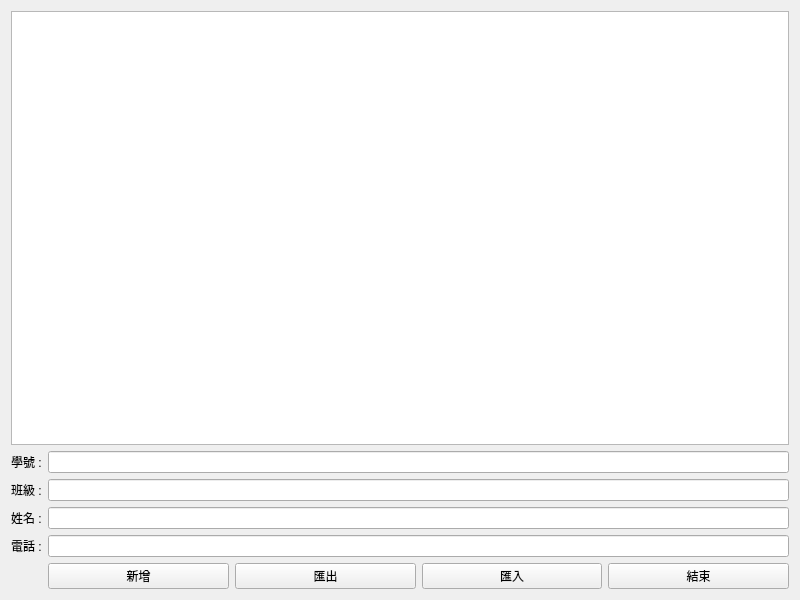
This is mywidget.ui in 41343112/Contact_book as Qt 5 draws it before an edit. The edited form follows.
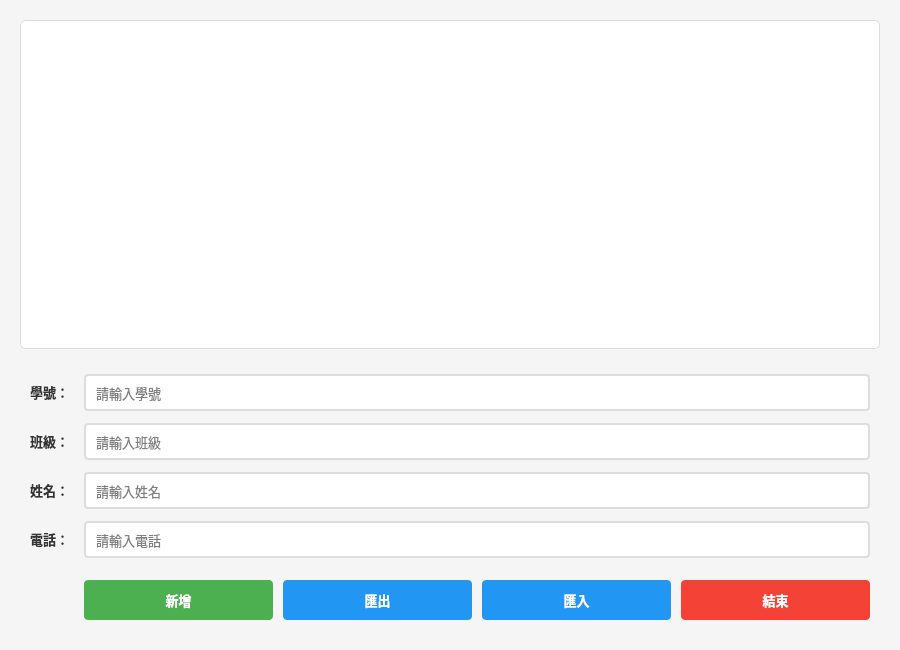
This is the edited form.

Commit message: Beautify contact book UI with modern styling and improved layout

Patch:
```diff
--- a/mywidget.ui
+++ b/mywidget.ui
@@ -6,63 +6,239 @@
    <rect>
     <x>0</x>
     <y>0</y>
-    <width>800</width>
-    <height>600</height>
+    <width>900</width>
+    <height>650</height>
    </rect>
   </property>
   <property name="windowTitle">
-   <string>myWidget</string>
+   <string>通訊錄管理系統</string>
+  </property>
+  <property name="styleSheet">
+   <string notr="true">QWidget {
+    background-color: #f5f5f5;
+    font-family: &quot;Microsoft JhengHei&quot;, &quot;微軟正黑體&quot;, Arial, sans-serif;
+}
+
+QTableWidget {
+    background-color: white;
+    border: 1px solid #ddd;
+    border-radius: 5px;
+    gridline-color: #e0e0e0;
+    selection-background-color: #4CAF50;
+    selection-color: white;
+}
+
+QTableWidget::item {
+    padding: 5px;
+}
+
+QTableWidget::item:hover {
+    background-color: #e8f5e9;
+}
+
+QHeaderView::section {
+    background-color: #2196F3;
+    color: white;
+    padding: 8px;
+    border: none;
+    font-weight: bold;
+    font-size: 11pt;
+}
+
+QLineEdit {
+    padding: 8px;
+    border: 2px solid #ddd;
+    border-radius: 4px;
+    background-color: white;
+    font-size: 10pt;
+}
+
+QLineEdit:focus {
+    border: 2px solid #2196F3;
+}
+
+QLabel {
+    color: #333;
+    font-size: 10pt;
+    font-weight: 500;
+}
+
+QPushButton {
+    background-color: #2196F3;
+    color: white;
+    border: none;
+    padding: 10px 20px;
+    border-radius: 4px;
+    font-size: 10pt;
+    font-weight: bold;
+    min-width: 80px;
+}
+
+QPushButton:hover {
+    background-color: #1976D2;
+}
+
+QPushButton:pressed {
+    background-color: #0D47A1;
+}
+
+QPushButton#pushButton_2 {
+    background-color: #4CAF50;
+}
+
+QPushButton#pushButton_2:hover {
+    background-color: #45a049;
+}
+
+QPushButton#pushButton_2:pressed {
+    background-color: #357a38;
+}
+
+QPushButton#pushButton_4 {
+    background-color: #f44336;
+}
+
+QPushButton#pushButton_4:hover {
+    background-color: #da190b;
+}
+
+QPushButton#pushButton_4:pressed {
+    background-color: #a31008;
+}</string>
   </property>
   <layout class="QVBoxLayout" name="verticalLayout">
+   <property name="spacing">
+    <number>15</number>
+   </property>
+   <property name="leftMargin">
+    <number>20</number>
+   </property>
+   <property name="topMargin">
+    <number>20</number>
+   </property>
+   <property name="rightMargin">
+    <number>20</number>
+   </property>
+   <property name="bottomMargin">
+    <number>20</number>
+   </property>
    <item>
-    <widget class="QTableWidget" name="tableWidget"/>
+    <widget class="QTableWidget" name="tableWidget">
+     <property name="minimumSize">
+      <size>
+       <width>0</width>
+       <height>300</height>
+      </size>
+     </property>
+     <property name="alternatingRowColors">
+      <bool>true</bool>
+     </property>
+    </widget>
    </item>
    <item>
     <layout class="QFormLayout" name="formLayout">
+     <property name="horizontalSpacing">
+      <number>15</number>
+     </property>
+     <property name="verticalSpacing">
+      <number>12</number>
+     </property>
+     <property name="leftMargin">
+      <number>10</number>
+     </property>
+     <property name="topMargin">
+      <number>10</number>
+     </property>
+     <property name="rightMargin">
+      <number>10</number>
+     </property>
+     <property name="bottomMargin">
+      <number>10</number>
+     </property>
      <item row="0" column="0">
       <widget class="QLabel" name="label">
        <property name="text">
-        <string>學號 :</string>
+        <string>學號：</string>
+       </property>
+       <property name="alignment">
+        <set>Qt::AlignRight|Qt::AlignTrailing|Qt::AlignVCenter</set>
        </property>
       </widget>
      </item>
      <item row="0" column="1">
-      <widget class="QLineEdit" name="lineEdit"/>
+      <widget class="QLineEdit" name="lineEdit">
+       <property name="placeholderText">
+        <string>請輸入學號</string>
+       </property>
+      </widget>
      </item>
      <item row="1" column="0">
       <widget class="QLabel" name="label_3">
        <property name="text">
-        <string>班級 :</string>
+        <string>班級：</string>
+       </property>
+       <property name="alignment">
+        <set>Qt::AlignRight|Qt::AlignTrailing|Qt::AlignVCenter</set>
        </property>
       </widget>
      </item>
      <item row="1" column="1">
-      <widget class="QLineEdit" name="lineEdit_3"/>
+      <widget class="QLineEdit" name="lineEdit_3">
+       <property name="placeholderText">
+        <string>請輸入班級</string>
+       </property>
+      </widget>
      </item>
      <item row="2" column="0">
       <widget class="QLabel" name="label_2">
        <property name="text">
-        <string>姓名 :</string>
+        <string>姓名：</string>
+       </property>
+       <property name="alignment">
+        <set>Qt::AlignRight|Qt::AlignTrailing|Qt::AlignVCenter</set>
        </property>
       </widget>
      </item>
      <item row="2" column="1">
-      <widget class="QLineEdit" name="lineEdit_2"/>
+      <widget class="QLineEdit" name="lineEdit_2">
+       <property name="placeholderText">
+        <string>請輸入姓名</string>
+       </property>
+      </widget>
      </item>
      <item row="3" column="0">
       <widget class="QLabel" name="label_4">
        <property name="text">
-        <string>電話 :</string>
+        <string>電話：</string>
+       </property>
+       <property name="alignment">
+        <set>Qt::AlignRight|Qt::AlignTrailing|Qt::AlignVCenter</set>
        </property>
       </widget>
      </item>
      <item row="3" column="1">
-      <widget class="QLineEdit" name="lineEdit_4"/>
+      <widget class="QLineEdit" name="lineEdit_4">
+       <property name="placeholderText">
+        <string>請輸入電話</string>
+       </property>
+      </widget>
      </item>
      <item row="4" column="1">
       <layout class="QHBoxLayout" name="horizontalLayout">
+       <property name="spacing">
+        <number>10</number>
+       </property>
+       <property name="topMargin">
+        <number>10</number>
+       </property>
        <item>
         <widget class="QPushButton" name="pushButton_2">
+         <property name="minimumSize">
+          <size>
+           <width>100</width>
+           <height>40</height>
+          </size>
+         </property>
          <property name="text">
           <string>新增</string>
          </property>
@@ -70,6 +246,12 @@
        </item>
        <item>
         <widget class="QPushButton" name="pushButton">
+         <property name="minimumSize">
+          <size>
+           <width>100</width>
+           <height>40</height>
+          </size>
+         </property>
          <property name="text">
           <string>匯出</string>
          </property>
@@ -77,6 +259,12 @@
        </item>
        <item>
         <widget class="QPushButton" name="pushButton_3">
+         <property name="minimumSize">
+          <size>
+           <width>100</width>
+           <height>40</height>
+          </size>
+         </property>
          <property name="text">
           <string>匯入</string>
          </property>
@@ -84,6 +272,12 @@
        </item>
        <item>
         <widget class="QPushButton" name="pushButton_4">
+         <property name="minimumSize">
+          <size>
+           <width>100</width>
+           <height>40</height>
+          </size>
+         </property>
          <property name="text">
           <string>結束</string>
          </property>
```
Left out of the diff: 12 changed lines with no effect on the pictures. The commit also changes 1 other file.
